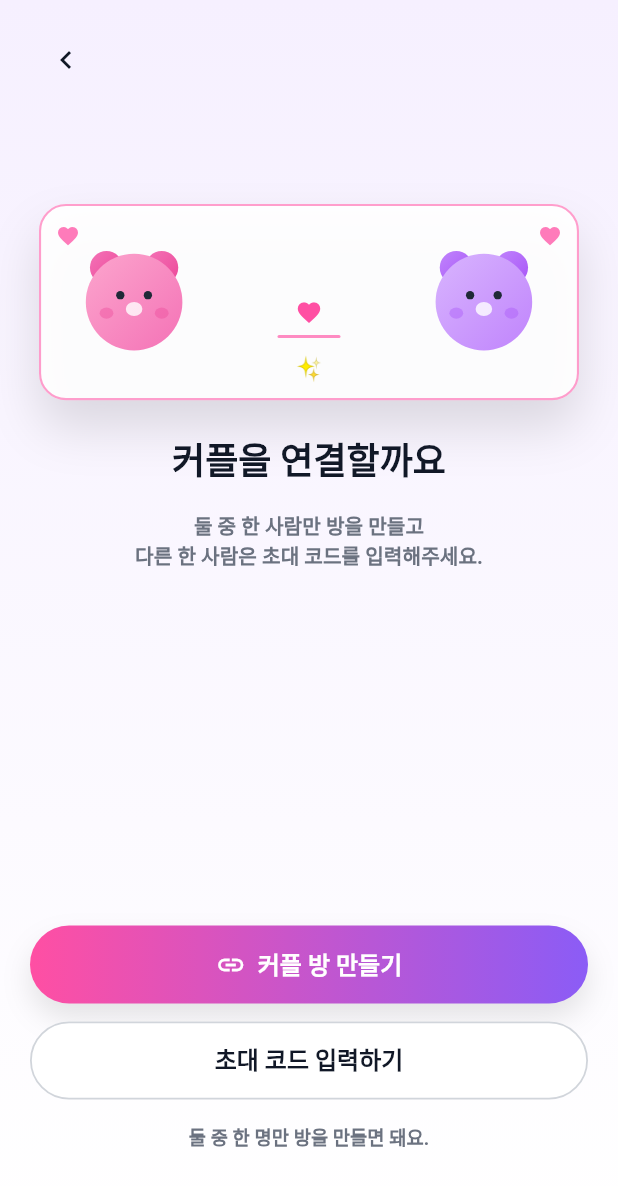
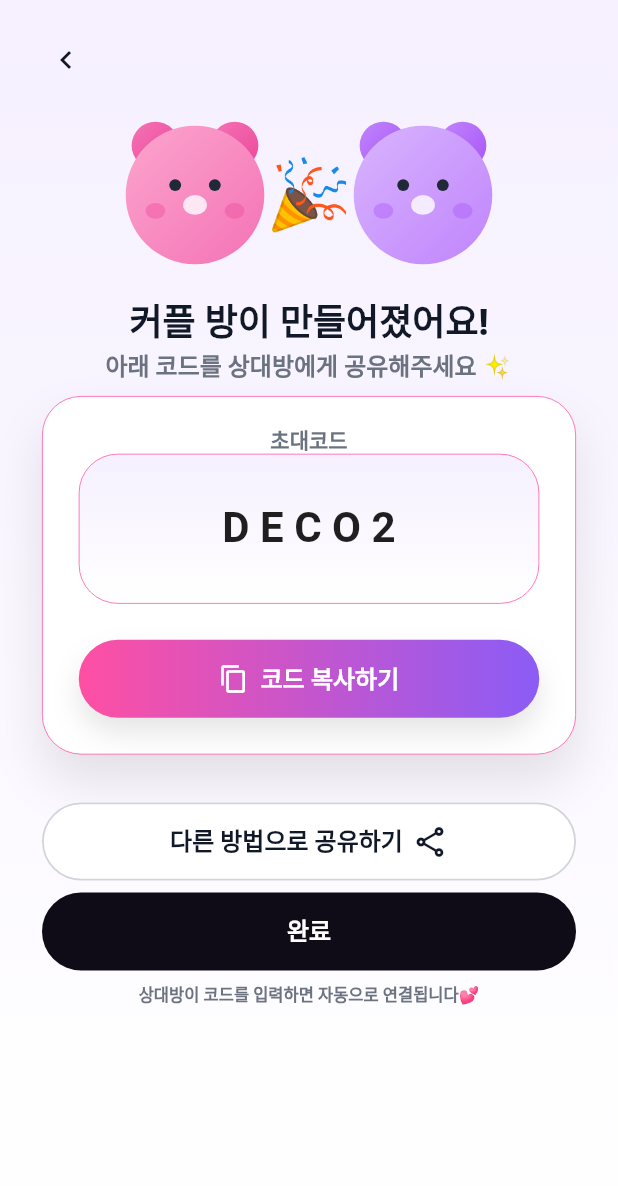
Before and after one commit to JIKYUNGHEE/Deco, a Flutter app: the CoupleConnectScreen screen opened by its route, after a tap on "커플 방 만들기", on a phone screen of 412 x 824 dp. Shown: the top 1186 px of the screen. Run offline on Flutter 3.47's test engine with Material 3 defaults, Android fonts, the light colour scheme and no system bars; our stand-ins replace firebase_core, flutter_svg, go_router; accounts and stored records are empty; generated files the repository leaves out were written again; Roboto replaces fonts that are missing (Cafe24SsurroundAir).

Commit message:
feat: 커플방 ui 완성

```diff
--- a/lib/routing/router.dart
+++ b/lib/routing/router.dart
@@ -3,6 +3,7 @@ import 'package:deco/auth/signup_screen.dart';
 import 'package:deco/config/app_state.dart';
 import 'package:deco/ui/calendar/calendar_screen.dart';
 import 'package:deco/ui/connect/couple_connect_screen.dart';
+import 'package:deco/ui/connect/create_couple_room_screen.dart';
 import 'package:deco/ui/core/ui/frame_page.dart';
 import 'package:deco/ui/debug/theme_preview_page.dart';
 import 'package:deco/ui/home/home_screen.dart';
@@ -80,6 +81,7 @@ GoRouter createRouter(AppState appState) {
       }),
       GoRoute(path: '/login', builder: (context, state) => LoginScreen()),
       GoRoute(path: '/connect', builder: (context, state) => CoupleConnectScreen()),
+      GoRoute(path: '/create-room', builder: (context, state) => CreateCoupleRoomScreen()),
       StatefulShellRoute.indexedStack(
         parentNavigatorKey: _rootNavigatorKey,
         builder: (context, state, navigationShell) {
--- a/lib/ui/connect/couple_connect_screen.dart
+++ b/lib/ui/connect/couple_connect_screen.dart
@@ -32,7 +32,10 @@ class CoupleConnectScreen extends StatelessWidget {
                   children: [
                     IconButton(
                       onPressed: () => context.pop(),
-                      icon: Icon(Icons.chevron_left, color: decoTheme.textPrimary),
+                      icon: Icon(
+                        Icons.chevron_left,
+                        color: decoTheme.textPrimary,
+                      ),
                     ),
                   ],
                 ),
@@ -76,13 +79,16 @@ class CoupleConnectScreen extends StatelessWidget {
                       radius: 60,
                       label: '커플 방 만들기',
                       prefixIcon: const Icon(Icons.link),
-                      onPressed: () {},
+                      onPressed: () {
+                        context.go('/create-room');
+                      },
                     ),
                     const SizedBox(height: 12),
                     DecoOutlinedButton(
                       radius: 60,
                       label: '초대 코드 입력하기',
-                      onPressed: () {},
+                      onPressed: () {
+                      },
                     ),
                     const SizedBox(height: 16),
                     Text(
@@ -103,7 +109,7 @@ class CoupleConnectScreen extends StatelessWidget {
           ),
         ),
       ),
-      );
+    );
   }
 }
 
--- /dev/null
+++ b/lib/ui/connect/create_couple_room_screen.dart
@@ -0,0 +1,233 @@
+import 'package:deco/ui/core/themes/app_colors.dart';
+import 'package:deco/ui/core/widgets/deco_outlined_button.dart';
+import 'package:deco/ui/core/widgets/deco_primary_button.dart';
+import 'package:flutter/material.dart';
+import 'package:flutter_svg/svg.dart';
+import 'package:go_router/go_router.dart';
+
+import '../core/themes/deco_theme_extension.dart';
+
+class CreateCoupleRoomScreen extends StatefulWidget {
+  const CreateCoupleRoomScreen({super.key});
+
+  @override
+  State<CreateCoupleRoomScreen> createState() => _CreateCoupleRoomScreenState();
+}
+
+class _CreateCoupleRoomScreenState extends State<CreateCoupleRoomScreen> {
+  @override
+  Widget build(BuildContext context) {
+    final decoTheme = Theme.of(context).extension<DecoThemeExtension>()!;
+
+    return Scaffold(
+      body: Container(
+        decoration: BoxDecoration(
+          gradient: LinearGradient(
+            begin: Alignment.topCenter,
+            end: Alignment.bottomCenter,
+            colors: [Color(0xFFF6F0FF), Color(0xFFFFFFFF)],
+          ),
+        ),
+
+        child: SafeArea(
+          child: Padding(
+            padding: const EdgeInsets.fromLTRB(20, 16, 20, 24),
+            child: Column(
+              crossAxisAlignment: CrossAxisAlignment.center,
+              children: [
+                Row(
+                  children: [
+                    IconButton(
+                      onPressed: () => context.pop(),
+                      icon: Icon(
+                        Icons.chevron_left,
+                        color: decoTheme.textPrimary,
+                      ),
+                    ),
+                  ],
+                ),
+
+                _CoupleIllustCard(),
+
+                Text(
+                  '커플 방이 만들어졌어요!',
+                  style: TextStyle(
+                    color: decoTheme.textPrimary,
+                    fontSize: 24,
+                    fontWeight: FontWeight.w900,
+                  ),
+                ),
+
+                Text(
+                  '아래 코드를 상대방에게 공유해주세요 ✨',
+                  style: TextStyle(
+                    color: decoTheme.textSecondary,
+                    fontSize: 16,
+                  ),
+                ),
+
+                Padding(
+                  padding: const EdgeInsets.all(8.0),
+                  child: Container(
+                    decoration: BoxDecoration(
+                      borderRadius: BorderRadius.circular(26),
+                      border: Border.all(color: AppColors.primary, width: 0.5),
+                      boxShadow: const [
+                        BoxShadow(
+                          blurRadius: 28,
+                          offset: Offset(0, 18),
+                          color: Color(0x1A000000),
+                        ),
+                      ],
+                      color: Colors.white,
+                    ),
+                    child: Column(
+                      children: [
+                        const SizedBox(height: 18),
+                        Text(
+                          '초대코드',
+                          style: TextStyle(
+                            color: decoTheme.textSecondary,
+                            fontSize: 14,
+                          ),
+                        ),
+                        Padding(
+                          padding: const EdgeInsets.symmetric(horizontal: 24),
+                          child: Container(
+                            height: 100,
+                            width: double.infinity,
+                            alignment: Alignment.center,
+                            decoration: BoxDecoration(
+                              borderRadius: BorderRadius.circular(26),
+                              border: Border.all(
+                                color: AppColors.primary,
+                                width: 0.5,
+                              ),
+                              gradient: LinearGradient(
+                                begin: Alignment.topCenter,
+                                end: Alignment.bottomCenter,
+                                colors: [Color(0xFFF6F0FF), Color(0xFFFFFFFF)],
+                              ),
+                            ),
+                            child: Text(
+                              'D E C O 2',
+                              style: TextStyle(fontSize: 28),
+                            ),
+                          ),
+                        ),
+                        Padding(
+                          padding: const EdgeInsets.all(24.0),
+                          child: DecoPrimaryButton(
+                            label: '코드 복사하기',
+                            onPressed: () {},
+                            prefixIcon: Icon(Icons.copy_outlined),
+                            radius: 60,
+                          ),
+                        ),
+                      ],
+                    ),
+                  ),
+                ),
+
+                Padding(
+                  padding: const EdgeInsets.fromLTRB(8, 24, 8, 0),
+                  child: DecoOutlinedButton(
+                    label: '다른 방법으로 공유하기',
+                    onPressed: () {},
+                    suffixIcon: Icon(Icons.share_outlined),
+                    radius: 60,
+                  ),
+                ),
+
+                Padding(
+                  padding: const EdgeInsets.all(8.0),
+                  child: SizedBox(
+                    width: double.infinity,
+                    height: 52,
+                    child: ElevatedButton(
+                      onPressed: () {},
+                      style: ElevatedButton.styleFrom(
+                        backgroundColor: AppColors.darkBg,
+                      ),
+                      child: Text('완료', style: TextStyle(fontSize: 16)),
+                    ),
+                  ),
+                ),
+
+                Text(
+                  '상대방이 코드를 입력하면 자동으로 연결됩니다💕',
+                  style: TextStyle(
+                    color: decoTheme.textSecondary,
+                    fontSize: 11,
+                  ),
+                ),
+              ],
+            ),
+          ),
+        ),
+      ),
+    );
+  }
+}
+
+class _CoupleIllustCard extends StatefulWidget {
+  const _CoupleIllustCard();
+
+  @override
+  State<StatefulWidget> createState() => _CoupleIllustCardState();
+}
+
+class _CoupleIllustCardState extends State<_CoupleIllustCard>
+    with SingleTickerProviderStateMixin {
+  late final AnimationController _controller;
+
+  @override
+  void initState() {
+    super.initState();
+    _controller = AnimationController(
+      vsync: this,
+      duration: const Duration(milliseconds: 900),
+    )..repeat(reverse: true);
+  }
+
+  @override
+  void dispose() {
+    _controller.dispose();
+    super.dispose();
+  }
+
+  @override
+  Widget build(BuildContext context) {
+    return SizedBox(
+      child: Stack(
+        alignment: Alignment.center,
+        children: [
+          Row(
+            mainAxisAlignment: MainAxisAlignment.center,
+            children: [
+              SvgPicture.asset(
+                'assets/illustrations/pink-bear.svg',
+                width: 132,
+              ),
+              const SizedBox(width: 20),
+              SvgPicture.asset(
+                'assets/illustrations/purple-bear.svg',
+                width: 132,
+              ),
+            ],
+          ),
+
+          Positioned(
+            child: ScaleTransition(
+              scale: Tween(
+                begin: 0.85,
+                end: 1.1,
+              ).chain(CurveTween(curve: Curves.easeOut)).animate(_controller),
+              child: Text('🎉', style: TextStyle(fontSize: 42)),
+            ),
+          ),
+        ],
+      ),
+    );
+  }
+}
```
